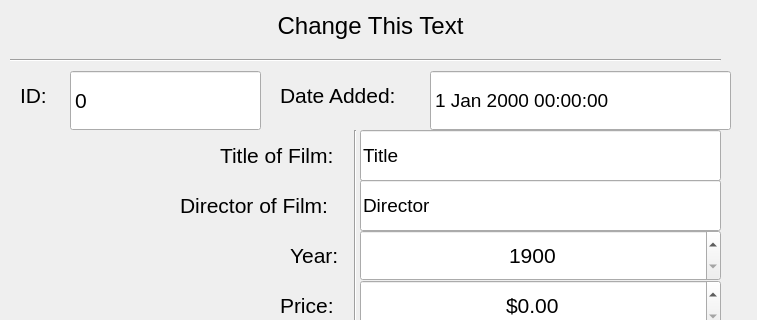
Old version of the form app/rentalsform.ui in the repository Babkock/VideoStore; both pictures show x 0 to 757 and y 0 to 320 of the 757 by 651 pixel window.
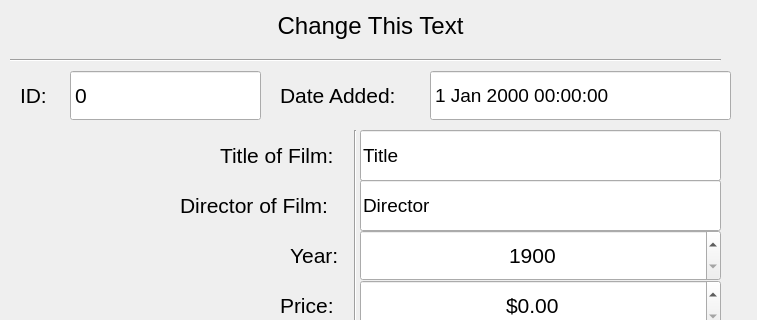
New version of the form.

```diff
--- a/app/rentalsform.ui
+++ b/app/rentalsform.ui
@@ -115,7 +115,7 @@
       <x>70</x>
       <y>70</y>
       <width>191</width>
-      <height>61</height>
+      <height>51</height>
      </rect>
     </property>
     <property name="font">
@@ -283,7 +283,7 @@
       <x>430</x>
       <y>70</y>
       <width>301</width>
-      <height>61</height>
+      <height>51</height>
      </rect>
     </property>
     <property name="font">
```
